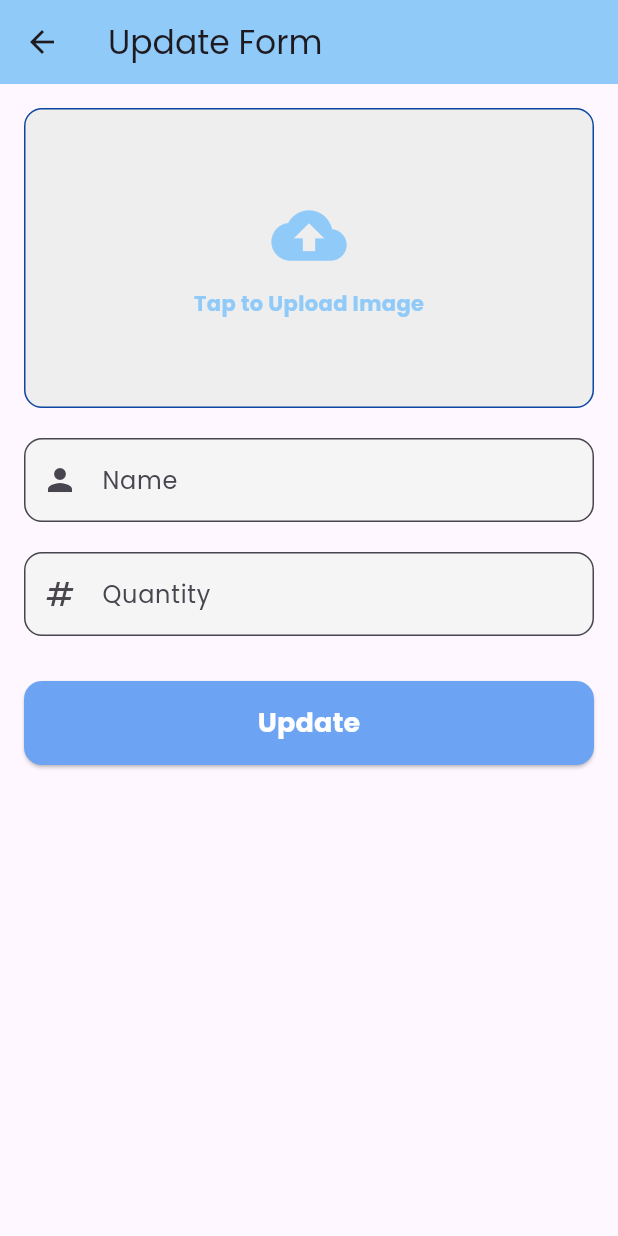
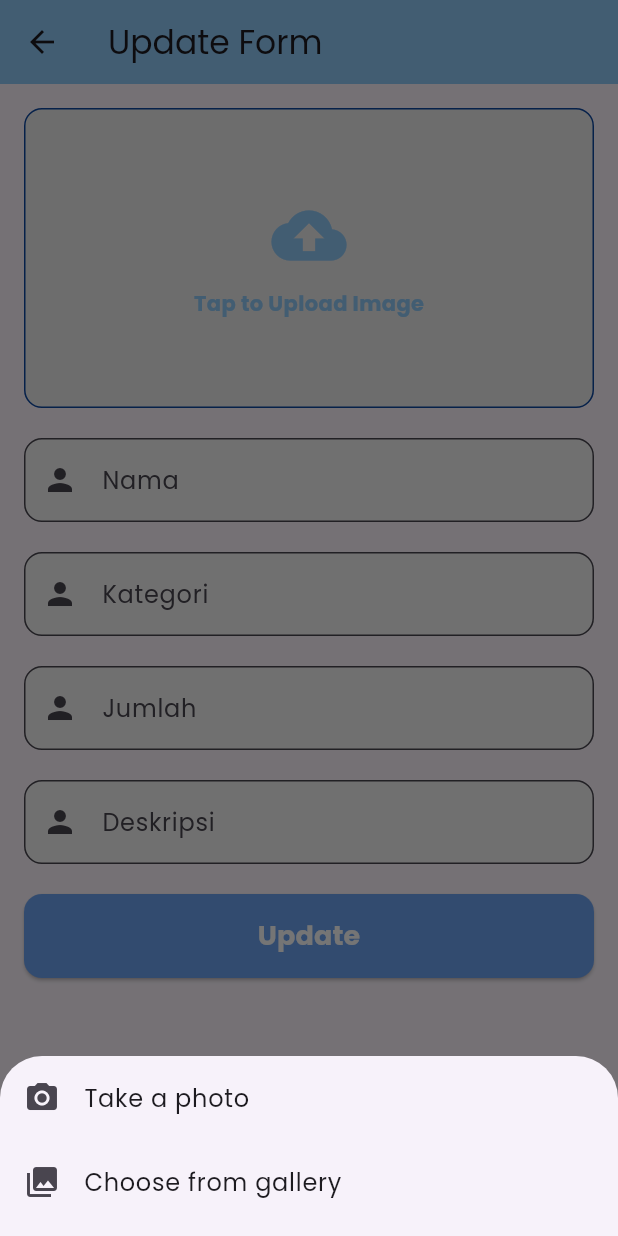
Before and after one commit to Aqsaaaa/inventory_app, a Flutter app: the UploadForm screen opened directly with empty values, after a tap on "Tap to Upload Image", on a phone screen of 412 x 824 dp. Run offline on Flutter 3.47's test engine with Material 3 defaults, Android fonts, the phone set to English and light mode, and no system bars; our stand-ins replace curved_navigation_bar, flutter_secure_storage, flutter_svg, google_fonts, image_picker, vector_graphics; accounts and stored records are empty; network calls fail.

Commit message:
feat: add function add data on item screen

```diff
--- a/lib/main.dart
+++ b/lib/main.dart
@@ -7,7 +7,7 @@ import 'package:inventory/screens/stats_screen.dart';
 import 'package:inventory/widget/form.dart';
 import 'screens/login_screen.dart';
 // import 'screens/items_screen.dart';
-import 'screens/add_item_screen.dart';
+// import 'screens/add_item_screen.dart';
 
 void main() {
   WidgetsFlutterBinding.ensureInitialized();
@@ -42,7 +42,7 @@ class MyApp extends StatelessWidget {
       ),
       routes: {
         '/dashboard': (context) => BottomNavBar(),
-        '/add_item': (context) => AddItemScreen(),
+        // '/add_item': (context) => AddItemScreen(),
         '/stats_status': (context) => ItemStatsScreen(),
         '/form': (context) {
           final formMode = ModalRoute.of(context)!.settings.arguments as String;
--- a/lib/models/item.dart
+++ b/lib/models/item.dart
@@ -1,5 +1,5 @@
 class Item {
-  final int id;
+  final int? id;
   final String nama;
   final String kategori;
   final int jumlah;
@@ -8,7 +8,7 @@ class Item {
   final String status;
 
   Item({
-    required this.id,
+    this.id,
     required this.nama,
     required this.kategori,
     required this.jumlah,
@@ -28,4 +28,15 @@ class Item {
       status: json['status'],
     );
   }
+
+  Map<String, dynamic> toJson() {
+    return {
+      'nama': nama,
+      'kategori': kategori,
+      'jumlah': jumlah,
+      'deskripsi': deskripsi,
+      'image': image,
+      'status': status,
+    };
+  }
 }
--- a/lib/widget/form.dart
+++ b/lib/widget/form.dart
@@ -1,6 +1,9 @@
 import 'package:flutter/material.dart';
 import 'package:image_picker/image_picker.dart';
+import 'package:inventory/models/item.dart';
 import 'dart:io';
+
+import 'package:inventory/services/api_service.dart';
 
 class UploadForm extends StatefulWidget {
   final String formMode;
@@ -13,10 +16,15 @@ class UploadForm extends StatefulWidget {
 
 class _ImageUploadFormState extends State<UploadForm> {
   File? _selectedImage;
-  final _nameController = TextEditingController();
-  final _quantityController = TextEditingController();
+  final _namaController = TextEditingController();
+  final _kategoriController = TextEditingController();
+  final _jumlahController = TextEditingController();
+  final _deskripsiController = TextEditingController();
   final _formKey = GlobalKey<FormState>();
   final ImagePicker _picker = ImagePicker();
+  final ApiService _apiService = ApiService();
+
+  bool _isLoading = false;
 
   Future<void> _pickImage() async {
     final pickedFile = await _picker.pickImage(source: ImageSource.gallery);
@@ -28,16 +36,42 @@ class _ImageUploadFormState extends State<UploadForm> {
     }
   }
 
-  void _submitForm() {
-    if (_formKey.currentState!.validate()) {
-      // Process the form data
-      ScaffoldMessenger.of(context).showSnackBar(
-        SnackBar(
-          content: Text('Form Submitted Successfully!'),
-          backgroundColor: Colors.green,
-        ),
+  Future<void> _pickCamera() async {
+    final pickedFile = await _picker.pickImage(source: ImageSource.camera);
+
+    if (pickedFile == null) return;
+    setState(() {
+      _selectedImage = File(pickedFile.path);
+    });
+  }
+
+  void _addItem() async {
+    setState(() {
+      _isLoading = true;
+    });
+
+    try {
+      final item = Item(
+        nama: _namaController.text,
+        kategori: _kategoriController.text,
+        jumlah: int.parse(_jumlahController.text),
+        deskripsi: _deskripsiController.text,
+        status: 'tersedia',
       );
+      await _apiService.addItem(item);
+      ScaffoldMessenger.of(
+        context,
+      ).showSnackBar(SnackBar(content: Text('Item added successfully')));
+      Navigator.pop(context);
+    } catch (e) {
+      ScaffoldMessenger.of(
+        context,
+      ).showSnackBar(SnackBar(content: Text('Failed to add item')));
     }
+
+    setState(() {
+      _isLoading = false;
+    });
   }
 
   @override
@@ -51,10 +85,7 @@ class _ImageUploadFormState extends State<UploadForm> {
         leading: IconButton(
           icon: Icon(Icons.arrow_back),
           onPressed: () {
-            Navigator.pushReplacementNamed(
-              context,
-              '/dashboard',
-            ); //butuh perbaikan agar route kembali ke halaman sebelumnya dan bottom bar juga terpanggil
+            Navigator.pop(context);
           },
         ),
       ),
@@ -68,7 +99,36 @@ class _ImageUploadFormState extends State<UploadForm> {
               children: [
                 // Image Upload Section
                 GestureDetector(
-                  onTap: _pickImage,
+                  onTap: () {
+                    showModalBottomSheet(
+                      context: context,
+                      builder: (BuildContext context) {
+                        return SizedBox(
+                          height: 120,
+                          child: Column(
+                            children: <Widget>[
+                              ListTile(
+                                leading: Icon(Icons.photo_camera),
+                                title: Text('Take a photo'),
+                                onTap: () {
+                                  _pickCamera();
+                                  Navigator.pop(context);
+                                },
+                              ),
+                              ListTile(
+                                leading: Icon(Icons.photo_library),
+                                title: Text('Choose from gallery'),
+                                onTap: () {
+                                  _pickImage();
+                                  Navigator.pop(context);
+                                },
+                              ),
+                            ],
+                          ),
+                        );
+                      },
+                    );
+                  },
                   child: Container(
                     height: 200,
                     decoration: BoxDecoration(
@@ -107,63 +167,38 @@ class _ImageUploadFormState extends State<UploadForm> {
                 ),
                 SizedBox(height: 20),
 
-                // Name Input
-                TextFormField(
-                  controller: _nameController,
-                  decoration: InputDecoration(
-                    labelText: 'Name',
-                    prefixIcon: Icon(Icons.person),
-                    border: OutlineInputBorder(
-                      borderRadius: BorderRadius.circular(12),
-                    ),
-                    focusedBorder: OutlineInputBorder(
-                      borderRadius: BorderRadius.circular(12),
-                      borderSide: BorderSide(color: Color(0xFF0D47A1)),
-                    ),
-                    filled: true,
-                    fillColor: Colors.grey[100],
-                  ),
-                  validator: (value) {
-                    if (value == null || value.isEmpty) {
-                      return 'Please enter your name';
-                    }
-                    return null;
-                  },
+                CustomTextFormField(
+                  controller: _namaController,
+                  labelText: "Nama",
+                  prefixIcon: Icons.person,
+                  validator:
+                      (value) => value!.isEmpty ? 'Nama is required' : null,
                 ),
-                SizedBox(height: 20),
-
-                // Quantity Input
-                TextFormField(
-                  controller: _quantityController,
-                  keyboardType: TextInputType.number,
-                  decoration: InputDecoration(
-                    labelText: 'Quantity',
-                    prefixIcon: Icon(Icons.numbers),
-                    border: OutlineInputBorder(
-                      borderRadius: BorderRadius.circular(12),
-                    ),
-                    focusedBorder: OutlineInputBorder(
-                      borderRadius: BorderRadius.circular(12),
-                      borderSide: BorderSide(color: Color(0xFF0D47A1)),
-                    ),
-                    filled: true,
-                    fillColor: Colors.grey[100],
-                  ),
-                  validator: (value) {
-                    if (value == null || value.isEmpty) {
-                      return 'Please enter a quantity';
-                    }
-                    if (int.tryParse(value) == null) {
-                      return 'Please enter a valid number';
-                    }
-                    return null;
-                  },
+                CustomTextFormField(
+                  controller: _kategoriController,
+                  labelText: "Kategori",
+                  prefixIcon: Icons.person,
+                  validator:
+                      (value) => value!.isEmpty ? 'Kategori is required' : null,
                 ),
-                SizedBox(height: 30),
-
+                CustomTextFormField(
+                  controller: _jumlahController,
+                  labelText: "Jumlah",
+                  prefixIcon: Icons.person,
+                  validator:
+                      (value) => value!.isEmpty ? 'Jumlah is required' : null,
+                ),
+                CustomTextFormField(
+                  controller: _deskripsiController,
+                  labelText: "Deskripsi",
+                  prefixIcon: Icons.person,
+                  validator:
+                      (value) =>
+                          value!.isEmpty ? 'Deskripsi is required' : null,
+                ),
                 // Submit Button
                 ElevatedButton(
-                  onPressed: _submitForm,
+                  onPressed: _addItem,
                   style: ElevatedButton.styleFrom(
                     backgroundColor: Color.fromARGB(255, 109, 163, 243),
                     padding: EdgeInsets.symmetric(vertical: 15),
@@ -190,8 +225,50 @@ class _ImageUploadFormState extends State<UploadForm> {
 
   @override
   void dispose() {
-    _nameController.dispose();
-    _quantityController.dispose();
+    _namaController.dispose();
+    _jumlahController.dispose();
     super.dispose();
   }
 }
+
+class CustomTextFormField extends StatelessWidget {
+  final TextEditingController controller;
+  final String labelText;
+  final IconData prefixIcon;
+  final String? Function(String?)? validator;
+  final TextInputType? keyboardType;
+
+  const CustomTextFormField({
+    super.key,
+    required this.controller,
+    required this.labelText,
+    required this.prefixIcon,
+    this.validator,
+    this.keyboardType,
+  });
+
+  @override
+  Widget build(BuildContext context) {
+    return Column(
+      children: [
+        TextFormField(
+          controller: controller,
+          keyboardType: keyboardType,
+          decoration: InputDecoration(
+            labelText: labelText,
+            prefixIcon: Icon(prefixIcon),
+            border: OutlineInputBorder(borderRadius: BorderRadius.circular(12)),
+            focusedBorder: OutlineInputBorder(
+              borderRadius: BorderRadius.circular(12),
+              borderSide: BorderSide(color: Color(0xFF0D47A1)),
+            ),
+            filled: true,
+            fillColor: Colors.grey[100],
+          ),
+          validator: validator,
+        ),
+        SizedBox(height: 20),
+      ],
+    );
+  }
+}
```
Also changed, not shown: lib/screens/add_item_screen.dart (deleted, +0 -68 lines), lib/screens/items_screen.dart (+2 -10 lines), lib/services/api_service.dart (+14 -20 lines), pubspec.lock.
